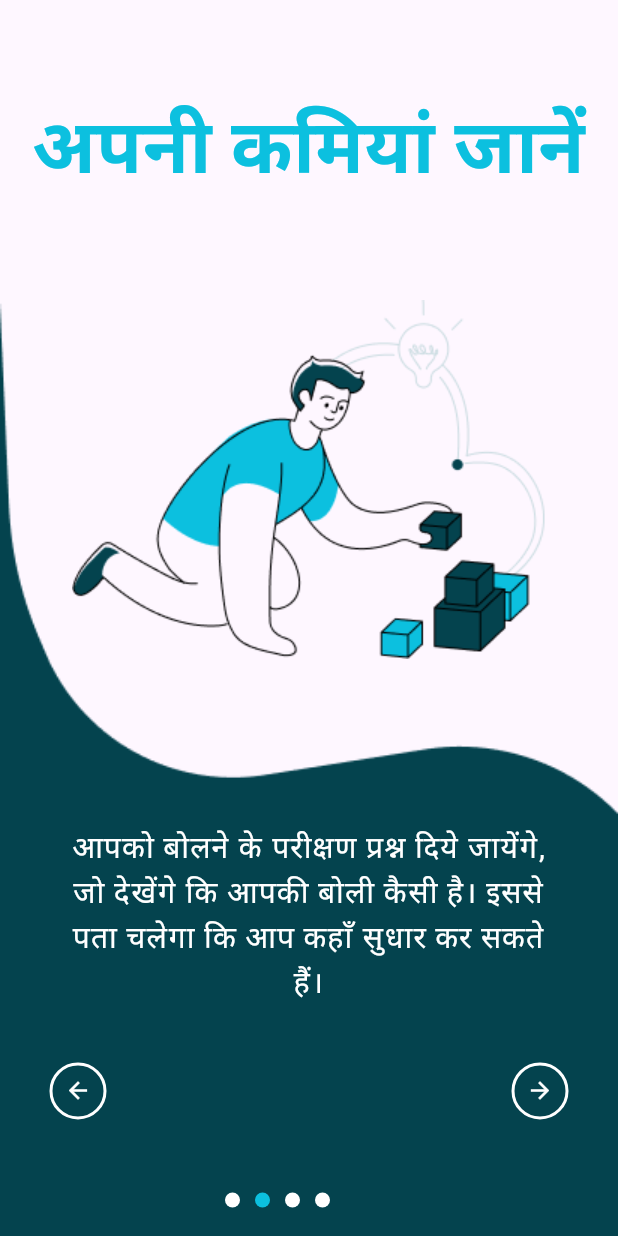
After one commit to UtkarshAhuja2003/Dhwani, a Flutter app: the OnboardingScreen screen opened directly, after a tap on the "arrow forward" icon, on a phone screen of 412 x 824 dp. The commit adds this screen. Run offline on Flutter 3.47's test engine with Material 3 defaults, Android fonts, the phone set to English and light mode, and no system bars; drawn by our look-alikes of smooth_page_indicator; our stand-ins replace google_fonts; Roboto replaces fonts that are missing (NotoSansDevanagari).

Commit message:
onboarding screens

```diff
--- a/lib/views/auth/login_view.dart
+++ b/lib/views/auth/login_view.dart
@@ -1,3 +1,4 @@
+import 'package:dhwani/views/onboarding/onboarding_view.dart';
 import 'package:dhwani/widgets/auth/auth_header.dart';
 import 'package:flutter/material.dart';
 
@@ -40,7 +41,9 @@ class LoginView extends StatelessWidget {
             ),
             const SizedBox(height: 20),
             ElevatedButton(
-              onPressed: () {},
+              onPressed: () {
+                Navigator.push(context, MaterialPageRoute(builder: (context) => const OnboardingScreen()));
+              },
               style: ElevatedButton.styleFrom(
                 elevation: 10,
                 padding: const EdgeInsets.symmetric(horizontal: 90, vertical: 12),
--- a/lib/views/auth/signup_view.dart
+++ b/lib/views/auth/signup_view.dart
@@ -1,3 +1,4 @@
+import 'package:dhwani/views/onboarding/onboarding_view.dart';
 import 'package:dhwani/widgets/auth/auth_header.dart';
 import 'package:flutter/material.dart';
 
@@ -34,7 +35,9 @@ class SignupView extends StatelessWidget {
             ),
             const SizedBox(height: 20),
             ElevatedButton(
-              onPressed: () {},
+              onPressed: () {
+                Navigator.push(context, MaterialPageRoute(builder: (context) => const OnboardingScreen()));
+              },
               style: ElevatedButton.styleFrom(
                 elevation: 10,
                 padding: const EdgeInsets.symmetric(horizontal: 90, vertical: 12),
--- a/lib/views/home_view.dart
+++ b/lib/views/home_view.dart
@@ -1,3 +1,4 @@
+// import 'package:dhwani/views/auth/signup_view.dart';
 import 'package:dhwani/views/auth/signup_view.dart';
 import 'package:flutter/material.dart';
 
--- /dev/null
+++ b/lib/views/onboarding/onboarding_view.dart
@@ -0,0 +1,86 @@
+import 'package:dhwani/views/onboarding/screen1.dart';
+import 'package:dhwani/views/onboarding/screen2.dart';
+import 'package:dhwani/views/onboarding/screen3.dart';
+import 'package:dhwani/views/onboarding/screen4.dart';
+import 'package:flutter/material.dart';
+
+
+class OnboardingScreen extends StatefulWidget {
+  const OnboardingScreen({super.key});
+
+  @override
+  State<OnboardingScreen> createState() => _OnboardingScreenState();
+}
+
+class _OnboardingScreenState extends State<OnboardingScreen> {
+  final controller = PageController();
+
+  @override
+  void dispose() {
+    controller.dispose();
+    super.dispose();
+  }
+
+  @override
+  Widget build(BuildContext context) {
+    double screenWidth = MediaQuery.of(context).size.width;
+    return Scaffold(
+      body: Positioned(
+        width: screenWidth,
+        child: PageView(
+          controller: controller,
+          children: [
+             FirstScreen(controller: controller),
+             SecondScreen(controller: controller),
+             ThirdScreen(controller: controller),
+             LastScreen(controller: controller)
+          ],
+        ),
+      ),
+      // bottomSheet: Container(
+      //   padding: const EdgeInsets.symmetric(horizontal: 20),
+      //   height: 80,
+      //   child: Column(
+      //     children: [
+      //       Row(
+      //         mainAxisAlignment: MainAxisAlignment.spaceBetween,
+      //         children: [
+      //           TextButton(
+      //             onPressed: () {
+      //               controller.previousPage(
+      //                   duration: const Duration(milliseconds: 500),
+      //                   curve: Curves.easeInOut);
+      //             },
+      //             child: const Text('Prev')
+      //           ),
+      //           TextButton(
+      //               onPressed: () {
+      //                 controller.nextPage(
+      //                     duration: const Duration(milliseconds: 500),
+      //                     curve: Curves.easeInOut);
+      //               },
+      //               child: const Text('Next'))
+      //         ],
+      //       ),
+      //       Center(
+      //         child: SmoothPageIndicator(
+      //           controller: controller,
+      //           count: 3,
+      //           effect: WormEffect(
+      //               spacing: 16,
+      //               dotColor: Colors.black26,
+      //               activeDotColor: Colors.teal.shade200
+      //           ),
+      //           onDotClicked: (index)=> controller.animateToPage(
+      //             index,
+      //             duration: const Duration(milliseconds: 500),
+      //             curve: Curves.easeIn
+      //           ),
+      //         ),
+      //       ),
+      //     ],
+      //   ),
+      // ),
+    );
+  }
+}
--- /dev/null
+++ b/lib/views/onboarding/screen1.dart
@@ -0,0 +1,108 @@
+import 'package:flutter/material.dart';
+import 'package:smooth_page_indicator/smooth_page_indicator.dart';
+
+class FirstScreen extends StatelessWidget {
+  const FirstScreen({super.key,required this.controller});
+  final PageController controller;
+
+  @override
+  Widget build(BuildContext context) {
+    double screenWidth = MediaQuery.of(context).size.width;
+    return Material(
+      child: Padding(
+        padding: const EdgeInsets.only(top: 60),
+        child: Column(
+          mainAxisAlignment: MainAxisAlignment.spaceBetween,
+          children: [
+            const Text(
+              "नमस्ते !",
+              style: TextStyle(
+                fontSize: 50,
+                fontWeight: FontWeight.w700,
+                color: Color(0xff04434E),
+                fontFamily: "NotoSansDevanagari",
+              ),
+            ),
+            Stack(
+              children: [
+                const Center(child: Image(image: AssetImage("assets/onboarding/img1.png"))),
+                Image(
+                    image: const AssetImage("assets/onboarding/lightback.png"),
+                    width: screenWidth,
+                    fit: BoxFit.fitWidth
+                ),
+                const Padding(
+                  padding: EdgeInsets.only(top: 350,left: 40,right: 40),
+                  child: Text(
+                    "ये आपकी वाणी को साफ और विश्वासपूर्ण बनाने की पहली सीढ़ी है। ये ऐप आपकी इस यात्रा में सहायता करेगा।",
+                    textAlign: TextAlign.center,
+                    style: TextStyle(
+                      letterSpacing: 0.7,
+                      fontSize: 20,
+                      fontWeight: FontWeight.w400,
+                      color: Colors.white,
+                      fontFamily: "NotoSansDevanagari",
+                    ),
+                  ),
+                ),
+                Padding(
+                  padding: const EdgeInsets.only(top: 500,left: 20,right: 20),
+                  child: Row(
+                    mainAxisAlignment: MainAxisAlignment.end,
+                    children: [
+                        TextButton(
+                          onPressed: () {
+                            controller.nextPage(
+                                duration: const Duration(milliseconds: 500),
+                                curve: Curves.easeInOut);
+                          },
+                          child: Container(
+                            decoration: BoxDecoration(
+                              shape: BoxShape.circle,
+                              border: Border.all(
+                                width: 2,
+                                color: Colors.white
+                              )// Change the color as needed
+                            ),
+                            padding: const EdgeInsets.all(8), // Adjust padding as needed
+                            child: const Icon(
+                              Icons.arrow_forward,
+                              color: Colors.white, // Change the color as needed
+                            ),
+                          ),
+                        ),
+                    ],
+                  ),
+                ),
+                 Positioned(
+                  bottom: 19,
+                   child: Padding(
+                     padding: const EdgeInsets.only(left: 150,right: 150),
+                     child: Center(
+                        child: SmoothPageIndicator(
+                          controller: controller,
+                          count: 4,
+                          effect: const WormEffect(
+                              spacing: 10,
+                              dotColor: Colors.white,
+                              activeDotColor: Color(0xff04434E),
+                              dotHeight: 10,
+                              dotWidth: 10
+                          ),
+                          onDotClicked: (index)=> controller.animateToPage(
+                            index,
+                            duration: const Duration(milliseconds: 500),
+                            curve: Curves.easeIn
+                          ),
+                        ),
+                      ),
+                   ),
+                 )
+              ],
+            ),
+          ],
+        ),
+      ),
+    );
+  }
+}
--- /dev/null
+++ b/lib/views/onboarding/screen2.dart
@@ -0,0 +1,133 @@
+import 'package:flutter/material.dart';
+import 'package:smooth_page_indicator/smooth_page_indicator.dart';
+
+class SecondScreen extends StatelessWidget {
+  const SecondScreen({super.key,required this.controller});
+  final PageController controller;
+
+  @override
+  Widget build(BuildContext context) {
+    double screenWidth = MediaQuery.of(context).size.width;
+    return Material(
+      child: Padding(
+        padding: const EdgeInsets.only(top: 60),
+        child: Column(
+          mainAxisAlignment: MainAxisAlignment.spaceBetween,
+          children: [
+            const Padding(
+              padding: EdgeInsets.only(left: 20,right: 20),
+              child: Text(
+                "अपनी कमियां जानें",
+                textAlign: TextAlign.center,
+                style: TextStyle(
+                  fontSize: 50,
+                  fontWeight: FontWeight.w700,
+                  color: Color(0xff0CC0DF),
+                  fontFamily: "NotoSansDevanagari",
+                ),
+              ),
+            ),
+            Stack(
+              children: [
+                const Center(child: Image(image: AssetImage("assets/onboarding/img3.png"))),
+                Image(
+                    image: const AssetImage("assets/onboarding/darkback.png"),
+                    width: screenWidth,
+                    fit: BoxFit.fitWidth
+                ),
+                const Padding(
+                  padding: EdgeInsets.only(top: 350,left: 40,right: 40),
+                  child: Text(
+                    "आपको बोलने के परीक्षण प्रश्न दिये जायेंगे, जो देखेंगे कि आपकी बोली कैसी है। इससे पता चलेगा कि आप कहाँ सुधार कर सकते हैं।",
+                    textAlign: TextAlign.center,
+                    style: TextStyle(
+                      letterSpacing: 0.7,
+                      fontSize: 20,
+                      fontWeight: FontWeight.w400,
+                      color: Colors.white,
+                      fontFamily: "NotoSansDevanagari",
+                    ),
+                  ),
+                ),
+                Padding(
+                  padding: const EdgeInsets.only(top: 500,left: 20,right: 20),
+                  child: Row(
+                    mainAxisAlignment: MainAxisAlignment.spaceBetween,
+                    children: [
+                      TextButton(
+                          onPressed: () {
+                            controller.previousPage(
+                                duration: const Duration(milliseconds: 500),
+                                curve: Curves.easeInOut);
+                          },
+                          child: Container(
+                            decoration: BoxDecoration(
+                              shape: BoxShape.circle,
+                              border: Border.all(
+                                width: 2,
+                                color: Colors.white
+                              )// Change the color as needed
+                            ),
+                            padding: const EdgeInsets.all(8), // Adjust padding as needed
+                            child: const Icon(
+                              Icons.arrow_back,
+                              color: Colors.white, // Change the color as needed
+                            ),
+                          ),
+                        ),
+                        TextButton(
+                          onPressed: () {
+                            controller.nextPage(
+                                duration: const Duration(milliseconds: 500),
+                                curve: Curves.easeInOut);
+                          },
+                          child: Container(
+                            decoration: BoxDecoration(
+                              shape: BoxShape.circle,
+                              border: Border.all(
+                                width: 2,
+                                color: Colors.white
+                              )// Change the color as needed
+                            ),
+                            padding: const EdgeInsets.all(8), // Adjust padding as needed
+                            child: const Icon(
+                              Icons.arrow_forward,
+                              color: Colors.white, // Change the color as needed
+                            ),
+                          ),
+                        ),
+                    ],
+                  ),
+                ),
+                Positioned(
+                  bottom: 19,
+                   child: Padding(
+                     padding: const EdgeInsets.only(left: 150,right: 150),
+                     child: Center(
+                        child: SmoothPageIndicator(
+                          controller: controller,
+                          count: 4,
+                          effect: const WormEffect(
+                              spacing: 10,
+                              dotColor: Colors.white,
+                              activeDotColor: Color(0xff0CC0DF),
+                              dotHeight: 10,
+                              dotWidth: 10
+                          ),
+                          onDotClicked: (index)=> controller.animateToPage(
+                            index,
+                            duration: const Duration(milliseconds: 500),
+                            curve: Curves.easeIn
+                          ),
+                        ),
+                      ),
+                   ),
+                 )
+              ],
+            ),
+          ],
+        ),
+      ),
+    );
+  }
+}
--- /dev/null
+++ b/lib/views/onboarding/screen3.dart
@@ -0,0 +1,174 @@
+import 'package:flutter/material.dart';
+import 'package:smooth_page_indicator/smooth_page_indicator.dart';
+
+class ThirdScreen extends StatelessWidget {
+  const ThirdScreen({super.key,required this.controller});
+  final PageController controller;
+
+  @override
+  Widget build(BuildContext context) {
+    double screenWidth = MediaQuery.of(context).size.width;
+    return Material(
+      child: Padding(
+        padding: const EdgeInsets.only(top: 60),
+        child: Column(
+          mainAxisAlignment: MainAxisAlignment.spaceBetween,
+          children: [
+            const Padding(
+              padding: EdgeInsets.only(left: 20,right: 20),
+              child: Text(
+                "आकलन की प्रक्रिया",
+                textAlign: TextAlign.center,
+                style: TextStyle(
+                  fontSize: 50,
+                  fontWeight: FontWeight.w700,
+                  color: Color(0xff04434E),
+                  fontFamily: "NotoSansDevanagari",
+                ),
+              ),
+            ),
+            Stack(
+              children: [
+                const Center(child: Image(image: AssetImage("assets/onboarding/img1.png"))),
+                Image(
+                    image: const AssetImage("assets/onboarding/lightback.png"),
+                    width: screenWidth,
+                    fit: BoxFit.fitWidth
+                ),
+                const Padding(
+                  padding: EdgeInsets.only(top: 350, left: 110, right: 110),
+                  child: Row(
+                    mainAxisAlignment: MainAxisAlignment.spaceBetween,
+                    children: [
+                      Column(
+                        children: [
+                          Image(image: AssetImage("assets/onboarding/Hand1.png")),
+                          SizedBox(height: 20),
+                          Image(image: AssetImage("assets/onboarding/Hand2.png")),
+                          SizedBox(height: 20),
+                          Image(image: AssetImage("assets/onboarding/Hand3.png")),
+                        ],
+                      ),
+                      Column(
+                        crossAxisAlignment: CrossAxisAlignment.start,
+                        children: [
+                          Text(
+                            "स्वयं उत्तर दें।",
+                            style: TextStyle(
+                              letterSpacing: 0.7,
+                              fontSize: 20,
+                              fontWeight: FontWeight.w400,
+                              color: Colors.white,
+                              fontFamily: "NotoSansDevanagari",
+                            ),
+                          ),
+                          SizedBox(height: 20),
+                          Text(
+                            "जलदबाज़ी न करें।",
+                            style: TextStyle(
+                              letterSpacing: 0.7,
+                              fontSize: 20,
+                              fontWeight: FontWeight.w400,
+                              color: Colors.white,
+                              fontFamily: "NotoSansDevanagari",
+                            ),
+                          ),
+                          SizedBox(height: 20),
+                          Text(
+                            "निजी रिपोर्ट पाएं।",
+                            style: TextStyle(
+                              letterSpacing: 0.7,
+                              fontSize: 20,
+                              fontWeight: FontWeight.w400,
+                              color: Colors.white,
+                              fontFamily: "NotoSansDevanagari",
+                            ),
+                          ),
+                        ],
+                      ),
+                    ],
+                  ),
+                ),
+                Padding(
+                  padding: const EdgeInsets.only(top: 500,left: 20,right: 20),
+                  child: Row(
+                    mainAxisAlignment: MainAxisAlignment.spaceBetween,
+                    children: [
+                      TextButton(
+                          onPressed: () {
+                            controller.previousPage(
+                                duration: const Duration(milliseconds: 500),
+                                curve: Curves.easeInOut);
+                          },
+                          child: Container(
+                            decoration: BoxDecoration(
+                              shape: BoxShape.circle,
+                              border: Border.all(
+                                width: 2,
+                                color: Colors.white
+                              )// Change the color as needed
+                            ),
+                            padding: const EdgeInsets.all(8), // Adjust padding as needed
+                            child: const Icon(
+                              Icons.arrow_back,
+                              color: Colors.white, // Change the color as needed
+                            ),
+                          ),
+                        ),
+                        TextButton(
+                          onPressed: () {
+                            controller.nextPage(
+                                duration: const Duration(milliseconds: 500),
+                                curve: Curves.easeInOut);
+                          },
+                          child: Container(
+                            decoration: BoxDecoration(
+                              shape: BoxShape.circle,
+                              border: Border.all(
+                                width: 2,
+                                color: Colors.white
+                              )// Change the color as needed
+                            ),
+                            padding: const EdgeInsets.all(8), // Adjust padding as needed
+                            child: const Icon(
+                              Icons.arrow_forward,
+                              color: Colors.white, // Change the color as needed
+                            ),
+                          ),
+                        ),
+                    ],
+                  ),
+                ),
+                Positioned(
+                  bottom: 19,
+                   child: Padding(
+                     padding: const EdgeInsets.only(left: 150,right: 150),
+                     child: Center(
+                        child: SmoothPageIndicator(
+                          controller: controller,
+                          count: 4,
+                          effect: const WormEffect(
+                              spacing: 10,
+                              dotColor: Colors.white,
+                              activeDotColor: Color(0xff04434E),
+                              dotHeight: 10,
+                              dotWidth: 10
+                          ),
+                          onDotClicked: (index)=> controller.animateToPage(
+                            index,
+                            duration: const Duration(milliseconds: 500),
+                            curve: Curves.easeIn
+                          ),
+                        ),
+                      ),
+                   ),
+                 )
+
+              ],
+            ),
+          ],
+        ),
+      ),
+    );
+  }
+}
--- /dev/null
+++ b/lib/views/onboarding/screen4.dart
@@ -0,0 +1,98 @@
+import 'package:flutter/material.dart';
+
+class LastScreen extends StatelessWidget {
+  const LastScreen({super.key,required this.controller});
+
+  final PageController controller;
+
+  @override
+  Widget build(BuildContext context) {
+    return Material(
+      child: Padding(
+        padding: const EdgeInsets.only(top: 60),
+        child: Column(
+          children: [
+            const Padding(
+              padding: EdgeInsets.only(left: 60,right: 60),
+              child: Text(
+                "क्या आप तैयार हैं?",
+                textAlign: TextAlign.center,
+                style: TextStyle(
+                  fontSize: 50,
+                  fontWeight: FontWeight.w700,
+                  color: Color(0xff04434E),
+                  fontFamily: "NotoSansDevanagari",
+                ),
+              ),
+            ),
+            const SizedBox(height: 90),
+            const Center(child: Image(image: AssetImage("assets/onboarding/img4.png"))),
+            const SizedBox(height: 100),
+            Container(
+              decoration: BoxDecoration(
+              borderRadius: BorderRadius.circular(20),
+              boxShadow: const [
+                 BoxShadow(
+                    color: Color(0xff04434E),
+                    offset: Offset(8, 8), // Shadow position: right and bottom
+                    blurRadius: 8,
+                  ),
+                ],
+              ),
+              child: ElevatedButton(
+                onPressed: (){},
+                style: ElevatedButton.styleFrom(
+                  backgroundColor: const Color(0xff0CC0DF),
+                  padding: const EdgeInsets.only(left: 80,right: 80,top: 14,bottom: 14),
+                  shape: RoundedRectangleBorder(
+                    borderRadius: BorderRadius.circular(20),
+                  ),
+                ),
+                child: const Text(
+                  "प्रारंभ करें",
+                  textAlign: TextAlign.center,
+                  style: TextStyle(
+                    fontSize: 30,
+                    fontWeight: FontWeight.w700,
+                    color: Colors.white,
+                    fontFamily: "NotoSansDevanagari",
+                  ),
+                )
+              ),
+            ),
+            const SizedBox(height: 80),
+             Padding(
+               padding: const EdgeInsets.only(left: 20),
+               child: Row(
+                      mainAxisAlignment: MainAxisAlignment.start,
+                      children: [
+                          TextButton(
+                            onPressed: () {
+                              controller.previousPage(
+                                  duration: const Duration(milliseconds: 500),
+                                  curve: Curves.easeInOut);
+                            },
+                            child: Container(
+                              decoration: BoxDecoration(
+                                shape: BoxShape.circle,
+                                border: Border.all(
+                                  width: 2,
+                                  color: const Color(0xff04434E)
+                                )// Change the color as needed
+                              ),
+                              padding: const EdgeInsets.all(8), // Adjust padding as needed
+                              child: const Icon(
+                                Icons.arrow_back,
+                                color: Color(0xff04434E), // Change the color as needed
+                              ),
+                            ),
+                          ),
+                      ],
+                    ),
+             ),
+            ],
+          ),
+      ),
+    );
+  }
+}
--- a/pubspec.yaml
+++ b/pubspec.yaml
@@ -36,6 +36,7 @@ dependencies:
   # Use with the CupertinoIcons class for iOS style icons.
   cupertino_icons: ^1.0.2
   google_fonts: ^6.1.0
+  smooth_page_indicator: ^1.1.0
 
 dev_dependencies:
   flutter_test:
@@ -62,7 +63,7 @@ flutter:
   # To add assets to your application, add an assets section, like this:
   assets:
     - assets/
-  #   - images/a_dot_ham.jpeg
+    - assets/onboarding/
 
   # An image asset can refer to one or more resolution-specific "variants", see
   # https://flutter.dev/assets-and-images/#resolution-aware
```
Also changed, not shown: assets/onboarding/Hand1.png (added), assets/onboarding/Hand2.png (added), assets/onboarding/Hand3.png (added), assets/onboarding/darkback.png (added), assets/onboarding/img1.png (added), assets/onboarding/img2.png (added), assets/onboarding/img3.png (added), assets/onboarding/img4.png (added), assets/onboarding/lightback.png (added), pubspec.lock.
